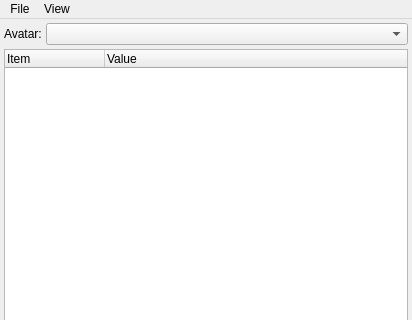
Old version of the form MainWindow.ui in the repository bsmr/CotA; both pictures show x 0 to 412 and y 0 to 320 of the 412 by 504 pixel window.
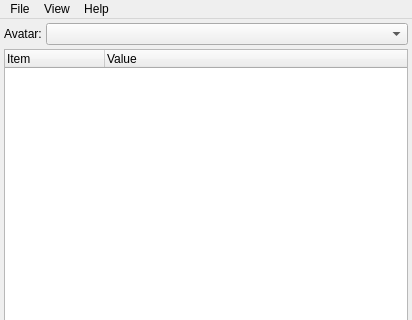
New version of the form. Icons and pictures are not drawn.

Commit message: Added an about menu item.

What changed in the file:
```diff
--- a/MainWindow.ui
+++ b/MainWindow.ui
@@ -126,8 +126,15 @@
     <addaction name="separator"/>
     <addaction name="actionSearch"/>
    </widget>
+   <widget class="QMenu" name="menuHelp">
+    <property name="title">
+     <string>Help</string>
+    </property>
+    <addaction name="actionAbout"/>
+   </widget>
    <addaction name="menuFile"/>
    <addaction name="menuView"/>
+   <addaction name="menuHelp"/>
   </widget>
   <widget class="QStatusBar" name="statusBar"/>
   <action name="actionResetView">
```
Left out of the diff: 11 changed lines with no effect on the pictures.
